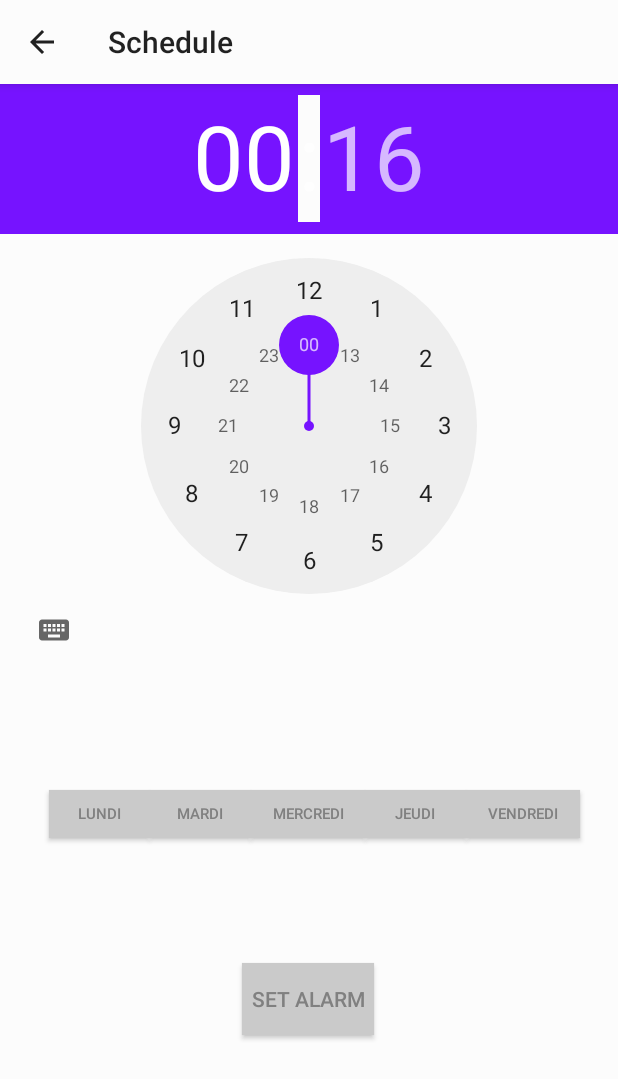
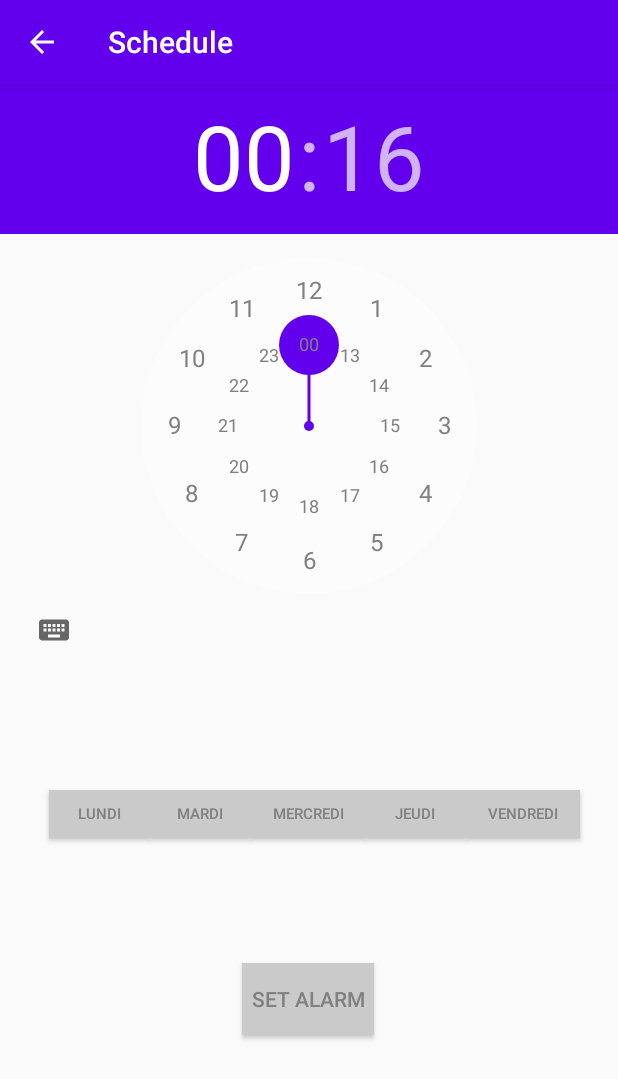
Before and after one commit to AlexandreBarde/ScheduleMobile, an Android app: the ParentsSetAlarmClock screen opened directly, with no data from a screen before it, on a phone screen of 412 x 824 dp. Shown: the top 1079 px of the screen. Run offline under Robolectric (Android 15) with nearby library versions, the phone set to English and light mode, and no system bars; our stand-ins replace Firebase (no records; nobody signed in at launch, a user with empty details on screens opened directly).

Commit message:
Refacto themes

```diff
--- a/Schedule/app/src/main/res/layout/activity_parents_set_alarm_clock.xml
+++ b/Schedule/app/src/main/res/layout/activity_parents_set_alarm_clock.xml
@@ -7,6 +7,7 @@
     tools:context=".ParentsSetAlarmClock">
 
     <TimePicker
+        style="@style/myTimePickerDark"
         android:id="@+id/alarmTimePicker"
         android:layout_width="wrap_content"
         android:layout_height="wrap_content"
--- a/Schedule/app/src/main/res/values-night/styles.xml
+++ b/Schedule/app/src/main/res/values-night/styles.xml
@@ -1,4 +1,13 @@
 <resources>
+
+    <style name="myTimePickerDark" parent="@android:style/Widget.Material.Light.TimePicker">
+        <item name="android:numbersTextColor">#ffffff</item>
+        <item name="android:numbersInnerTextColor">#ffffff</item>
+        <item name="android:numbersBackgroundColor">#303030</item>
+        <item name="android:numbersSelectorColor">#000000</item>
+        <item name="android:headerBackground">#303030</item>
+    </style>
+
     <style name="AppTheme" parent="Theme.AppCompat.Light.DarkActionBar">
         <item name="colorPrimary">#303030</item>
         <item name="colorPrimaryDark">#303030</item>
@@ -8,7 +17,6 @@
         <item name="android:colorControlNormal">#ffffff</item>
         <item name="android:textColorHint">#ffffff</item>
         <item name="android:editTextColor">#ffffff</item>
-        <item name="android:timePickerStyle">@color/colorPrimaryDark</item>
-        <item name="android:button">@color/design_default_color_primary_dark</item>
     </style>
+
 </resources>
--- a/Schedule/app/src/main/res/values/styles.xml
+++ b/Schedule/app/src/main/res/values/styles.xml
@@ -1,14 +1,19 @@
 <resources>
 
+    <style name="myTimePickerDark" parent="@android:style/Widget.Material.Light.TimePicker">
+        <item name="android:numbersTextColor">#808080</item>
+        <item name="android:numbersInnerTextColor">#808080</item>
+        <item name="android:numbersBackgroundColor">#fcfcfc</item>
+        <item name="android:numbersSelectorColor">@color/colorPrimary</item>
+        <item name="android:headerBackground">@color/colorPrimary</item>
+    </style>
 
-    <style name="AppTheme" parent="Theme.AppCompat.Light">
+    <style name="AppTheme" parent="Theme.AppCompat.Light.DarkActionBar">
         <item name="colorPrimary">@color/colorPrimary</item>
         <item name="colorPrimaryDark">@color/colorPrimary</item>
         <item name="colorAccent">@color/colorAccent</item>
-        <item name="android:background">#fcfcfc</item>
         <item name="cardBackgroundColor">#ffffff</item>
         <item name="android:textColor">#808080</item>
-
     </style>
 
 </resources>
```
Also changed, not shown: Schedule/app/src/main/res/layout/activity_add_task.xml (+27 -26 lines).
